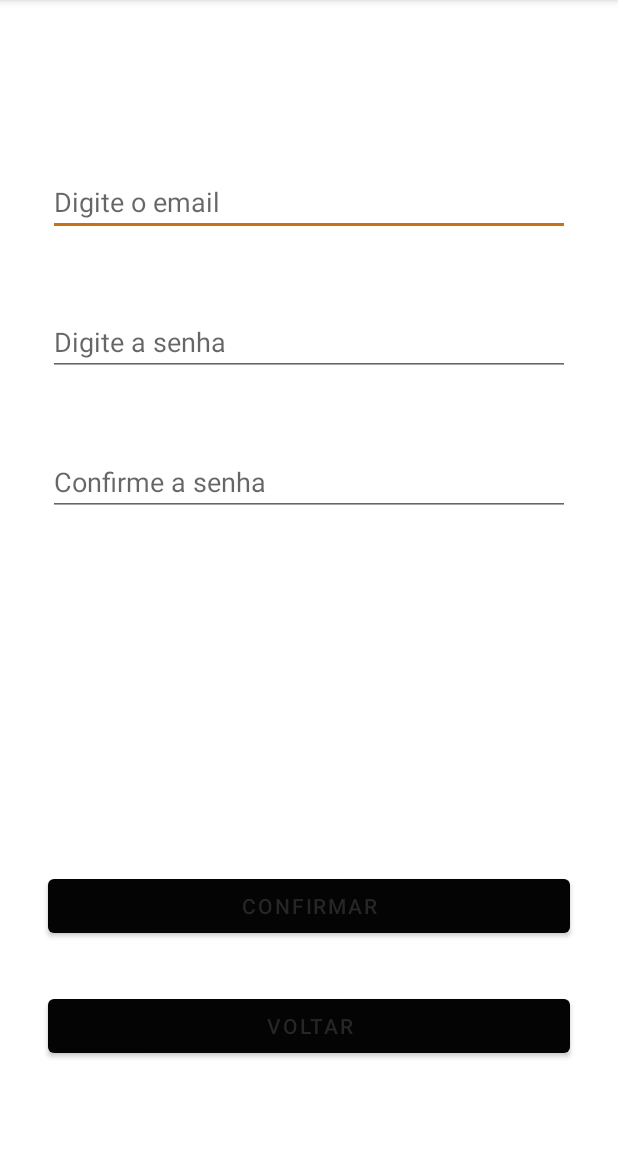
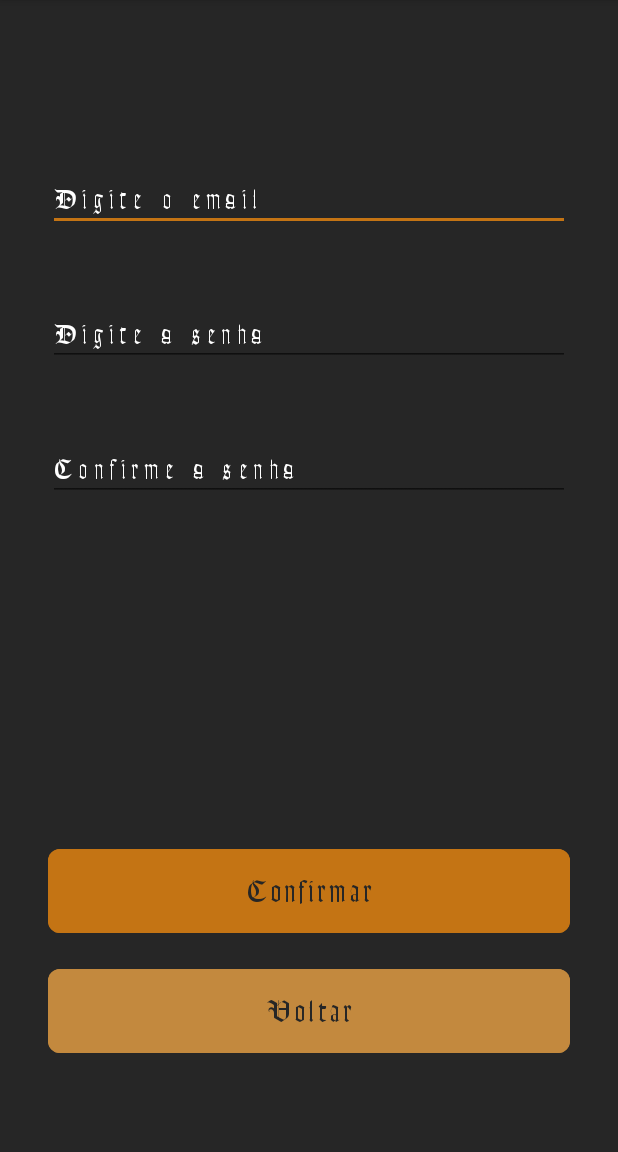
Before and after one commit to ricardolew/IESB_PI2_2021_1, an Android app: the fragment CadastroFragment shown on its own in the app's theme, on a phone screen of 412 x 824 dp, the part 84-1236 px from its top. Run offline under Robolectric (Android 15) with nearby library versions, the phone set to English and light mode, and no system bars; our stand-ins replace Firebase (no records; nobody signed in at launch, a user with empty details on screens opened directly).

Commit message:
Atualização do tema dos fragmentos

```diff
--- a/app/src/main/res/layout/fragment_cadastro.xml
+++ b/app/src/main/res/layout/fragment_cadastro.xml
@@ -3,7 +3,8 @@
     xmlns:app="http://schemas.android.com/apk/res-auto"
     xmlns:tools="http://schemas.android.com/tools"
     android:layout_width="match_parent"
-    android:layout_height="match_parent">
+    android:layout_height="match_parent"
+    android:background="?colorOnPrimary">
 
 
     <ImageView
@@ -24,8 +25,11 @@
         android:layout_marginTop="48dp"
         android:layout_marginEnd="32dp"
         android:ems="10"
+        android:fontFamily="@font/lohengrin"
         android:hint="@string/hint_cadastro_email"
         android:inputType="textEmailAddress"
+        android:letterSpacing="0.2"
+        android:textColorHint="@color/white"
         app:layout_constraintEnd_toEndOf="parent"
         app:layout_constraintStart_toStartOf="parent"
         app:layout_constraintTop_toBottomOf="@+id/ivCadastroLogo" />
@@ -38,8 +42,11 @@
         android:layout_marginTop="48dp"
         android:layout_marginEnd="32dp"
         android:ems="10"
+        android:fontFamily="@font/lohengrin"
         android:hint="@string/hint_cadastro_senha"
         android:inputType="textPassword"
+        android:letterSpacing="0.2"
+        android:textColorHint="@color/white"
         app:layout_constraintEnd_toEndOf="parent"
         app:layout_constraintStart_toStartOf="parent"
         app:layout_constraintTop_toBottomOf="@+id/etEmailCadastro" />
@@ -52,14 +59,18 @@
         android:layout_marginTop="48dp"
         android:layout_marginEnd="32dp"
         android:ems="10"
+        android:fontFamily="@font/lohengrin"
         android:hint="@string/hint_cadastro_senha_confirma"
         android:inputType="textPassword"
+        android:letterSpacing="0.2"
+        android:textColorHint="@color/white"
         app:layout_constraintEnd_toEndOf="parent"
         app:layout_constraintStart_toStartOf="parent"
         app:layout_constraintTop_toBottomOf="@+id/etSenhaCadastro" />
 
     <Button
         android:id="@+id/btCadastroConfirma"
+        style="?primaryButtonStyle"
         android:layout_width="0dp"
         android:layout_height="wrap_content"
         android:layout_marginStart="32dp"
@@ -73,6 +84,7 @@
 
     <Button
         android:id="@+id/btCadastroVolta"
+        style="?voltarButtonStyle"
         android:layout_width="0dp"
         android:layout_height="wrap_content"
         android:layout_marginStart="32dp"
--- a/app/src/main/res/layout/fragment_home.xml
+++ b/app/src/main/res/layout/fragment_home.xml
@@ -4,6 +4,7 @@
     xmlns:tools="http://schemas.android.com/tools"
     android:layout_width="match_parent"
     android:layout_height="match_parent"
+    android:background="?colorOnPrimary"
     tools:context=".ui.activity.antigos.HomeActivity">
 
     <ImageView
@@ -18,6 +19,7 @@
 
     <Button
         android:id="@+id/btPersonagem1"
+        style="?primaryButtonStyle"
         android:layout_width="0dp"
         android:layout_height="wrap_content"
         android:layout_marginStart="32dp"
@@ -31,6 +33,7 @@
 
     <Button
         android:id="@+id/btPersonagem2"
+        style="?primaryButtonStyle"
         android:layout_width="0dp"
         android:layout_height="wrap_content"
         android:layout_marginStart="32dp"
@@ -43,6 +46,7 @@
 
     <Button
         android:id="@+id/btPersonagem3"
+        style="?primaryButtonStyle"
         android:layout_width="0dp"
         android:layout_height="wrap_content"
         android:layout_marginStart="32dp"
--- a/app/src/main/res/values/attrs.xml
+++ b/app/src/main/res/values/attrs.xml
@@ -3,10 +3,12 @@
 
     <attr format="reference" name="primaryButtonStyle"/>
     <attr format="reference" name="secundaryButtonStyle"/>
+    <attr format="reference" name="voltarButtonStyle"/>
     <attr format="reference" name="titleStyle"/>
     <attr format="reference" name="nomeStyle"/>
     <attr format="reference" name="colorInicio"/>
-    <attr format="reference" name="placeholderStyle"/>
+    <attr format="reference" name="colorVoltar"/>
+
 
 
     <attr format="reference" name="viewPagerDotsStyle"/>
--- a/app/src/main/res/values/colors.xml
+++ b/app/src/main/res/values/colors.xml
@@ -14,6 +14,7 @@
 <!--    botão/ -->
     <color name="teal_200">#c47414</color>
     <color name="amareloInicio">#e6962e</color>
+    <color name="amareloVoltar">#FFC3893E</color>
 
 <!--    <color name="teal_700">#FF018786</color>-->
     <color name="teal_700">#a03c70</color>
--- a/app/src/main/res/values/styles.xml
+++ b/app/src/main/res/values/styles.xml
@@ -12,13 +12,24 @@
         <item name="android:textAppearance">@style/Textbutton</item>
     </style>
 
-    <style name="Widget.MaterialComponents.Button.OutlinedButton.SecundaryButton">
+    <style name="Widget.MaterialComponents.Button.OutlinedButton.SecondaryButton">
         <item name="cornerRadius">8dp</item>
         <item name="android:paddingTop">16dp</item>
         <item name="android:paddingBottom">16dp</item>
         <item name="android:textColor">?attr/colorOnPrimary</item>
         <item name="backgroundTint">?attr/colorInicio</item>
         <item name="strokeColor">?attr/colorInicio</item>
+        <item name="rippleColor">?attr/colorPrimary</item>
+        <item name="android:textAppearance">@style/Textbutton</item>
+    </style>
+
+    <style name="Widget.MaterialComponents.Button.OutlinedButton.VoltarButton">
+        <item name="cornerRadius">8dp</item>
+        <item name="android:paddingTop">16dp</item>
+        <item name="android:paddingBottom">16dp</item>
+        <item name="android:textColor">?attr/colorOnPrimary</item>
+        <item name="backgroundTint">?attr/colorVoltar</item>
+        <item name="strokeColor">?attr/colorVoltar</item>
         <item name="rippleColor">?attr/colorPrimary</item>
         <item name="android:textAppearance">@style/Textbutton</item>
     </style>
--- a/app/src/main/res/values/themes.xml
+++ b/app/src/main/res/values/themes.xml
@@ -8,6 +8,7 @@
         <!-- Secondary brand color. -->
         <item name="colorSecondary">@color/teal_200</item>
         <item name="colorInicio">@color/amareloInicio</item>
+        <item name="colorVoltar">@color/amareloVoltar</item>
         <item name="colorSecondaryVariant">@color/teal_700</item>
         <item name="colorOnSecondary">@color/black</item>
         <!-- Status bar color. -->
@@ -19,7 +20,8 @@
 <!--        <item name="backgroundColor">@color/brand_dark_gray_2</item>-->
 
         <item name="primaryButtonStyle">@style/Widget.MaterialComponents.Button.OutlinedButton.PrimaryButton</item>
-        <item name="secundaryButtonStyle">@style/Widget.MaterialComponents.Button.OutlinedButton.SecundaryButton</item>
+        <item name="secundaryButtonStyle">@style/Widget.MaterialComponents.Button.OutlinedButton.SecondaryButton</item>
+        <item name="voltarButtonStyle">@style/Widget.MaterialComponents.Button.OutlinedButton.VoltarButton</item>
         <item name="titleStyle"> @style/Widget.Title</item>
         <item name="nomeStyle"> @style/Widget.Nome</item>
 
```
Also changed, not shown: app/src/main/res/layout/fragment_esqueci.xml (+9 -1 lines), app/src/main/res/layout/fragment_personagem.xml (+8 -0 lines).
